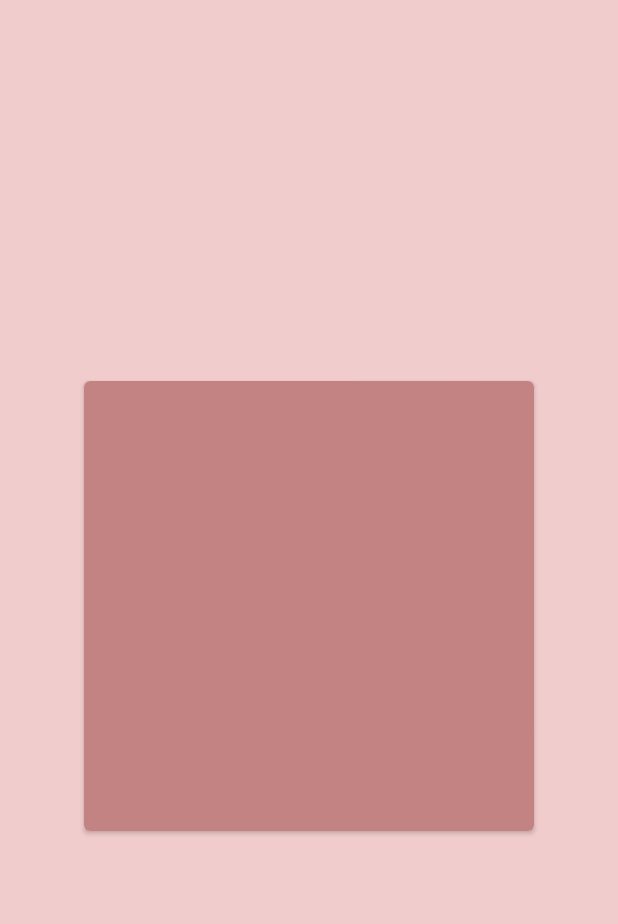
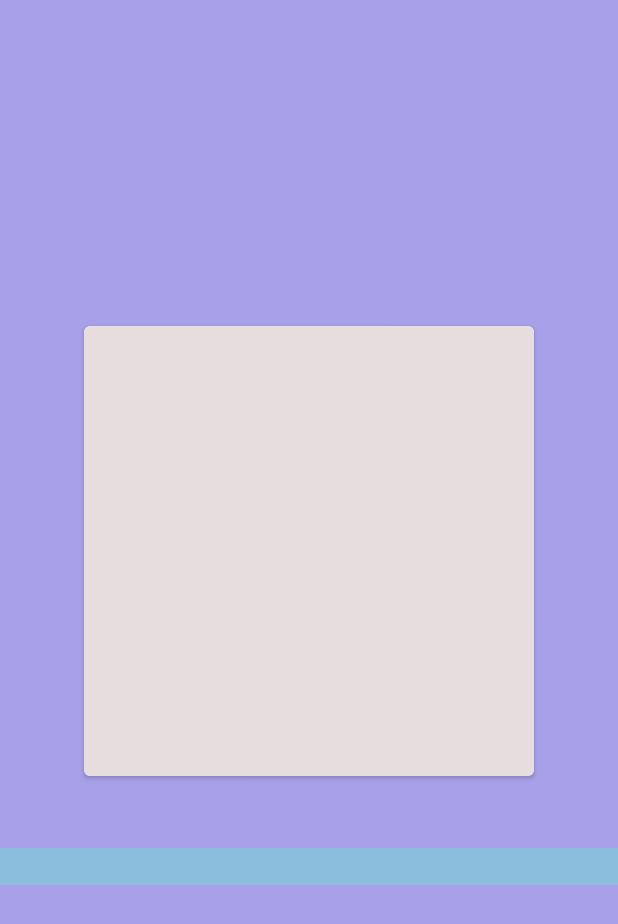
Before and after one commit to lutfiqasim/COMP438-AssignmentOne, an Android app: the Cards screen opened directly, with no data from a screen before it, on a phone screen of 412 x 824 dp. Shown: the top 924 px of the screen. Run offline under Robolectric (Android 15) with nearby library versions, the phone set to English and light mode, and no system bars.

Commit message:
commit one changed design

```diff
--- a/app/src/main/java/edu/birzeit/elementeryschool/Cards.java
+++ b/app/src/main/java/edu/birzeit/elementeryschool/Cards.java
@@ -19,11 +19,13 @@ public class Cards extends AppCompatActivity {
     private DAPhysics dataAccess = new DAPhysics();
     private List<Physics> questions;
     private int questionNo =0;
+    private  TextView motivation;
     @Override
     protected void onCreate(Bundle savedInstanceState) {
         super.onCreate(savedInstanceState);
         setContentView(R.layout.activity_cards);
         text = findViewById(R.id.info_text);
+        motivation = findViewById(R.id.motivation);
         questions = dataAccess.getQuestionsByType("type Question");
 
     }
@@ -32,6 +34,7 @@ public class Cards extends AppCompatActivity {
         if(questionNo < questions.size()) {
             TypeQuestions tq = (TypeQuestions) questions.get(questionNo++);
             text.setText(tq.toString());
+            motivation.setText(tq.getEncouraging_phrase());
         }else{
             questionNo =0;
         }
--- a/app/src/main/res/layout/activity_cards.xml
+++ b/app/src/main/res/layout/activity_cards.xml
@@ -4,7 +4,7 @@
     xmlns:tools="http://schemas.android.com/tools"
     android:layout_width="match_parent"
     android:layout_height="match_parent"
-    android:background="#F1CCCC"
+    android:background="#A8A1E9"
     android:gravity="center"
     android:orientation="vertical"
     tools:context=".Cards">
@@ -12,23 +12,37 @@
     <!-- A CardView that contains a TextView -->
     <androidx.cardview.widget.CardView
         android:id="@+id/card_view"
+        android:layout_width="300dp"
+        android:layout_height="300dp"
         android:layout_gravity="center"
-        android:layout_width="300dp"
         android:layout_marginTop="-16dp"
-        android:layout_height="300dp"
+        android:layout_marginBottom="32dp"
         app:cardCornerRadius="4dp">
 
         <TextView
             android:id="@+id/info_text"
             android:layout_width="match_parent"
             android:layout_height="match_parent"
-            android:background="#C38383"
+            android:background="#E6DEDE"
             android:fontFamily="sans-serif-medium"
             android:gravity="center_vertical"
             android:onClick="ChangeCard"
             android:padding="16dp"
+            android:textColor="@color/black"
             android:textAppearance="@style/TextAppearance.AppCompat.Body2"
             android:textSize="20sp" />
     </androidx.cardview.widget.CardView>
 
+    <TextView
+        android:id="@+id/motivation"
+        android:layout_width="match_parent"
+        android:layout_height="wrap_content"
+        android:layout_marginTop="16dp"
+        android:background="#8ABEDC"
+        android:fontFamily="sans-serif-medium"
+        android:textAlignment="center"
+        android:textAppearance="@style/TextAppearance.AppCompat.Large"
+        android:textColor="@color/black"
+        android:textSize="18sp" />
+
 </LinearLayout>
```
Also changed, not shown: app/src/main/res/layout/activity_calculation.xml (+10 -8 lines).
